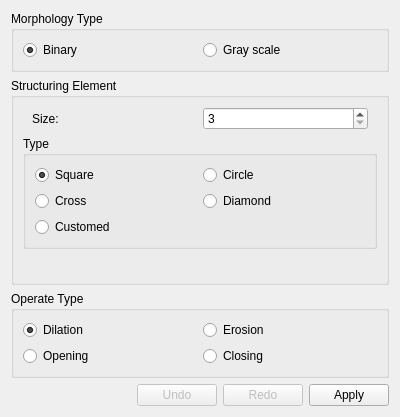
Ovilia/PIP, file src/MorphologyDialog.ui: the form before one commit.
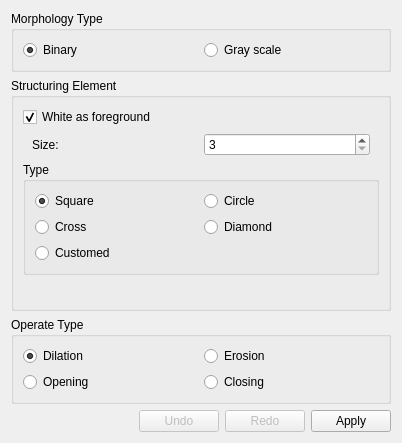
The form after the commit.

Diff of the .ui file:
```diff
--- a/src/MorphologyDialog.ui
+++ b/src/MorphologyDialog.ui
@@ -6,12 +6,12 @@
    <rect>
     <x>0</x>
     <y>0</y>
-    <width>400</width>
-    <height>359</height>
+    <width>402</width>
+    <height>381</height>
    </rect>
   </property>
   <property name="sizePolicy">
-   <sizepolicy hsizetype="Preferred" vsizetype="Preferred">
+   <sizepolicy hsizetype="Fixed" vsizetype="Fixed">
     <horstretch>0</horstretch>
     <verstretch>0</verstretch>
    </sizepolicy>
@@ -52,6 +52,16 @@
       <string>Structuring Element</string>
      </property>
      <layout class="QVBoxLayout" name="verticalLayout_2">
+      <item>
+       <widget class="QCheckBox" name="whiteCheck">
+        <property name="text">
+         <string>White as foreground</string>
+        </property>
+        <property name="checked">
+         <bool>true</bool>
+        </property>
+       </widget>
+      </item>
       <item>
        <widget class="QWidget" name="sizeWidget" native="true">
         <layout class="QHBoxLayout" name="horizontalLayout_2">
```
